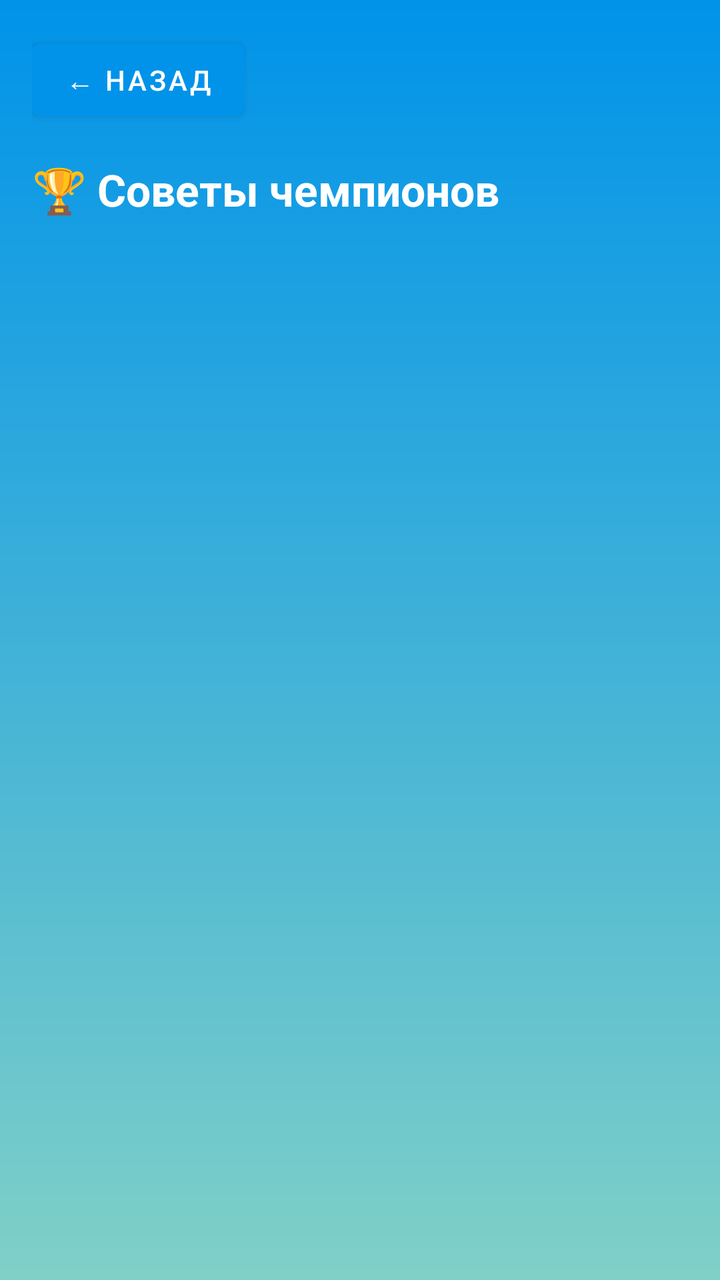
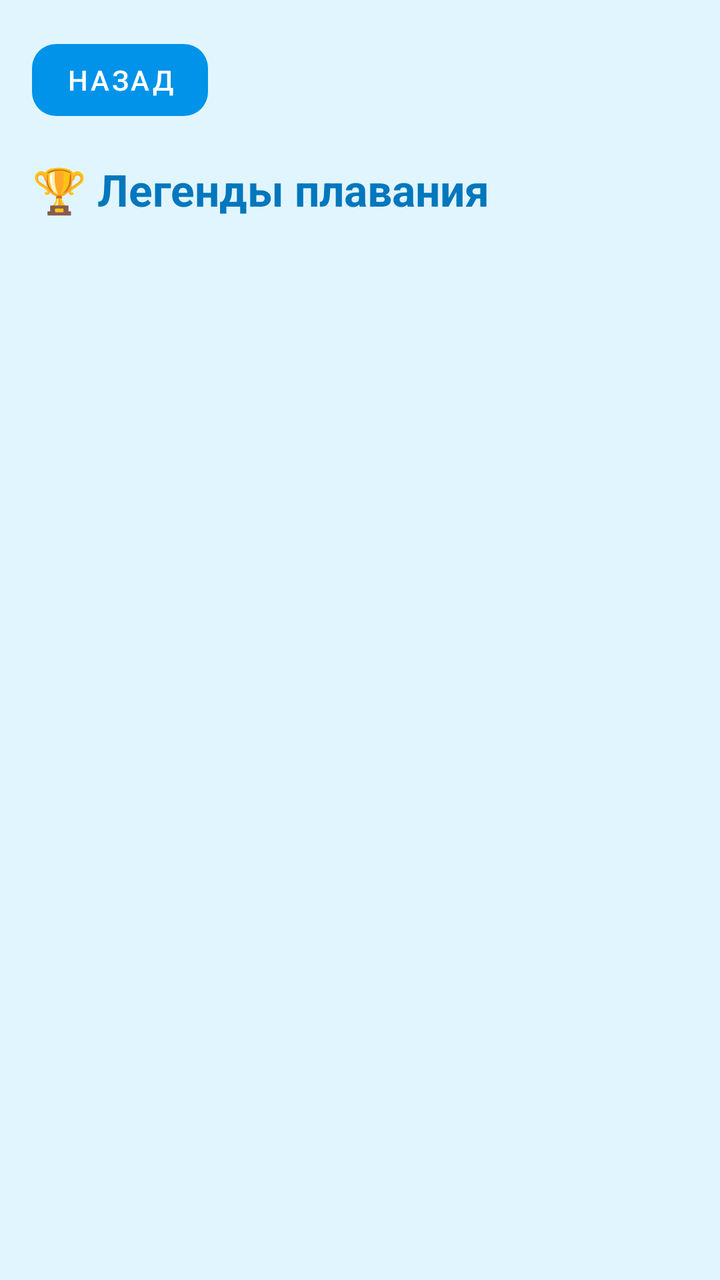

Two renders of the same Android screen: before a commit and after it. Below are the layout's source before the change and the commit's diff.
<!-- AndroidManifest.xml: application theme Theme.AquaTime -->
<!-- res/layout/fragment_champions_full.xml -->
<?xml version="1.0" encoding="utf-8"?>
<ScrollView xmlns:android="http://schemas.android.com/apk/res/android"
    android:layout_width="match_parent"
    android:layout_height="match_parent"
    android:background="@drawable/bg_gradient"
    android:padding="16dp">

    <LinearLayout
        android:layout_width="match_parent"
        android:layout_height="wrap_content"
        android:orientation="vertical">

        
        <Button
            android:id="@+id/btn_back"
            android:layout_width="wrap_content"
            android:layout_height="wrap_content"
            android:text="← Назад"
            android:backgroundTint="@color/aqua_primary"
            android:textColor="@android:color/white"
            android:layout_marginBottom="16dp" />

        
        <TextView
            android:layout_width="match_parent"
            android:layout_height="wrap_content"
            android:text="🏆 Советы чемпионов"
            android:textSize="22sp"
            android:textStyle="bold"
            android:textColor="@android:color/white"
            android:layout_marginBottom="16dp" />

        
        <LinearLayout
            android:id="@+id/champions_list"
            android:layout_width="match_parent"
            android:layout_height="wrap_content"
            android:orientation="vertical"
            android:paddingBottom="100dp"/>
    </LinearLayout>
</ScrollView>
<!-- resources referenced by this layout -->
<resources>
  <color name="aqua_primary">#0093E9</color>
  <!-- drawable bg_gradient (drawable) -->
  <shape xmlns:android="http://schemas.android.com/apk/res/android">
      <gradient
          android:type="linear"
          android:startColor="#0093E9"
          android:endColor="#80D0C7"
          android:angle="270"/>
  </shape>
  <style name="Theme.AquaTime" parent="Theme.MaterialComponents.DayNight.NoActionBar">
          
          <item name="colorPrimary">@color/aqua_primary</item>
          <item name="colorPrimaryVariant">@color/aqua_secondary</item>
          <item name="colorOnPrimary">@android:color/white</item>
  
          <item name="colorSecondary">@color/aqua_accent</item>
          <item name="colorSecondaryVariant">@color/aqua_primary</item>
          <item name="colorOnSecondary">@android:color/white</item>
  
          
          <item name="android:colorBackground">@color/background_light</item>
  
          
          <item name="android:textColor">@color/text_primary</item>
      </style>
  <color name="aqua_secondary">#80D0C7</color>
  <color name="aqua_accent">#0077B6</color>
  <color name="background_light">#F4FAFF</color>
  <color name="text_primary">#0D0D0D</color>
</resources>

<!-- the commit's change to res/layout/fragment_champions_full.xml (unified diff, before → after) -->
@@ -1,41 +1,43 @@
 <?xml version="1.0" encoding="utf-8"?>
-<ScrollView xmlns:android="http://schemas.android.com/apk/res/android"
+<androidx.core.widget.NestedScrollView xmlns:android="http://schemas.android.com/apk/res/android"
+    xmlns:app="http://schemas.android.com/apk/res-auto"
     android:layout_width="match_parent"
     android:layout_height="match_parent"
-    android:background="@drawable/bg_gradient"
-    android:padding="16dp">
+    android:background="@color/aqua_light">
 
     <LinearLayout
         android:layout_width="match_parent"
         android:layout_height="wrap_content"
-        android:orientation="vertical">
+        android:orientation="vertical"
+        android:padding="16dp">
 
-        
-        <Button
+        <com.google.android.material.button.MaterialButton
             android:id="@+id/btn_back"
+            style="@style/Widget.MaterialComponents.Button.UnelevatedButton"
             android:layout_width="wrap_content"
             android:layout_height="wrap_content"
-            android:text="← Назад"
-            android:backgroundTint="@color/aqua_primary"
-            android:textColor="@android:color/white"
-            android:layout_marginBottom="16dp" />
+            android:text="Назад"
+            app:cornerRadius="12dp"
+            app:backgroundTint="@color/aqua_primary"/>
 
-        
         <TextView
             android:layout_width="match_parent"
             android:layout_height="wrap_content"
-            android:text="🏆 Советы чемпионов"
+            android:text="🏆 Легенды плавания"
             android:textSize="22sp"
             android:textStyle="bold"
-            android:textColor="@android:color/white"
+            android:textColor="@color/aqua_deep"
+            android:layout_marginTop="16dp"
             android:layout_marginBottom="16dp" />
 
-        
         <LinearLayout
             android:id="@+id/champions_list"
             android:layout_width="match_parent"
             android:layout_height="wrap_content"
             android:orientation="vertical"
             android:paddingBottom="100dp"/>
+
+        <View android:layout_width="match_parent"
+              android:layout_height="100dp" />
     </LinearLayout>
-</ScrollView>
+</androidx.core.widget.NestedScrollView>
<!-- resource entries referenced after the edit -->
@@ -1,14 +1,8 @@
 <!-- resources referenced by this layout -->
 <resources>
+  <color name="aqua_deep">#0277BD</color>
+  <color name="aqua_light">#E1F5FE</color>
   <color name="aqua_primary">#0093E9</color>
-  <!-- drawable bg_gradient (drawable) -->
-  <shape xmlns:android="http://schemas.android.com/apk/res/android">
-      <gradient
-          android:type="linear"
-          android:startColor="#0093E9"
-          android:endColor="#80D0C7"
-          android:angle="270"/>
-  </shape>
   <style name="Theme.AquaTime" parent="Theme.MaterialComponents.DayNight.NoActionBar">
           
           <item name="colorPrimary">@color/aqua_primary</item>
